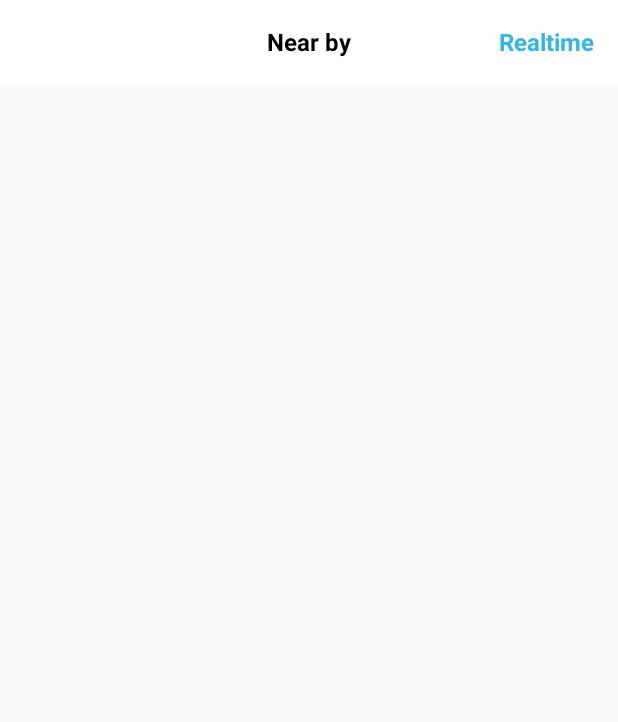
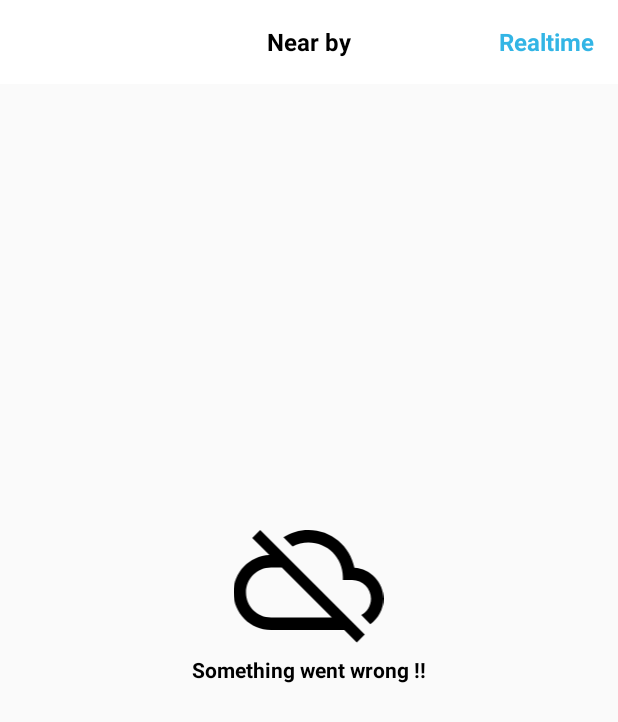
Before and after one commit to abdulmuttaleb/Foursquared-Nearby-Places, an Android app: the screen it shows after launch (MainActivity), on a phone screen of 412 x 824 dp. Shown: the top 722 px of the screen. Run offline under Robolectric (Android 15) with nearby library versions, the phone set to English and light mode, and no system bars; our stand-ins replace RxJava.

Commit message:
- offline view - no data view - observing connection to show and hide views

```diff
--- a/app/src/main/java/com/cognitev/task/view/activity/MainActivity.kt
+++ b/app/src/main/java/com/cognitev/task/view/activity/MainActivity.kt
@@ -4,6 +4,7 @@ import android.content.Context
 import android.content.SharedPreferences
 import android.os.Bundle
 import android.util.Log
+import android.view.View
 import android.widget.TextView
 import androidx.lifecycle.LiveData
 import androidx.lifecycle.MutableLiveData
@@ -16,6 +17,8 @@ class MainActivity : BaseActivity(){
 
     lateinit var typeSwitchTextView: TextView
     lateinit var placesRecyclerView: RecyclerView
+    lateinit var emptyDataView:View
+    lateinit var noConnectionView:View
 
     lateinit var sharedPreferences:SharedPreferences
 
@@ -25,10 +28,10 @@ class MainActivity : BaseActivity(){
         super.onCreate(savedInstanceState)
         setContentView(R.layout.activity_main)
 
-        activityUiInit()
+        activityInit()
     }
 
-    fun activityUiInit(){
+    fun activityInit(){
         sharedPreferences = getSharedPreferences(Constants.PREF_NAME, Context.MODE_PRIVATE)
 
         operationalMode.postValue(sharedPreferences.getString(Constants.PREF_MODE_KEY, Constants.MODE_REALTIME))
@@ -45,8 +48,12 @@ class MainActivity : BaseActivity(){
                 }
             }
         })
+
+        // init ui vars
         typeSwitchTextView = findViewById(R.id.tv_type_switch)
         placesRecyclerView = findViewById(R.id.rv_places)
+        emptyDataView = findViewById(R.id.cl_empty)
+        noConnectionView = findViewById(R.id.cl_no_connection)
 
         //init click functionality
         typeSwitchTextView.setOnClickListener {
@@ -56,6 +63,17 @@ class MainActivity : BaseActivity(){
         //init connectivity observer
         isOnline.observe(this, Observer {
             Log.e(TAG, "connection: $it")
+            when(it){
+                true ->{
+                    noConnectionView.visibility = View.GONE
+                    placesRecyclerView.visibility = View.VISIBLE
+                }
+
+                false ->{
+                    noConnectionView.visibility = View.VISIBLE
+                    placesRecyclerView.visibility = View.GONE
+                }
+            }
         })
     }
 
--- /dev/null
+++ b/app/src/main/res/drawable/ic_no_data.xml
@@ -0,0 +1,9 @@
+<vector xmlns:android="http://schemas.android.com/apk/res/android"
+        android:width="24dp"
+        android:height="24dp"
+        android:viewportWidth="24.0"
+        android:viewportHeight="24.0">
+    <path
+        android:fillColor="#FF000000"
+        android:pathData="M11,15h2v2h-2zM11,7h2v6h-2zM11.99,2C6.47,2 2,6.48 2,12s4.47,10 9.99,10C17.52,22 22,17.52 22,12S17.52,2 11.99,2zM12,20c-4.42,0 -8,-3.58 -8,-8s3.58,-8 8,-8 8,3.58 8,8 -3.58,8 -8,8z"/>
+</vector>
--- /dev/null
+++ b/app/src/main/res/drawable/ic_offline.xml
@@ -0,0 +1,9 @@
+<vector xmlns:android="http://schemas.android.com/apk/res/android"
+        android:width="24dp"
+        android:height="24dp"
+        android:viewportWidth="24.0"
+        android:viewportHeight="24.0">
+    <path
+        android:fillColor="#FF000000"
+        android:pathData="M19.35,10.04C18.67,6.59 15.64,4 12,4c-1.48,0 -2.85,0.43 -4.01,1.17l1.46,1.46C10.21,6.23 11.08,6 12,6c3.04,0 5.5,2.46 5.5,5.5v0.5H19c1.66,0 3,1.34 3,3 0,1.13 -0.64,2.11 -1.56,2.62l1.45,1.45C23.16,18.16 24,16.68 24,15c0,-2.64 -2.05,-4.78 -4.65,-4.96zM3,5.27l2.75,2.74C2.56,8.15 0,10.77 0,14c0,3.31 2.69,6 6,6h11.73l2,2L21,20.73 4.27,4 3,5.27zM7.73,10l8,8H6c-2.21,0 -4,-1.79 -4,-4s1.79,-4 4,-4h1.73z"/>
+</vector>
--- a/app/src/main/res/layout/activity_main.xml
+++ b/app/src/main/res/layout/activity_main.xml
@@ -34,6 +34,81 @@
             />
     </androidx.appcompat.widget.Toolbar>
 
+    <androidx.constraintlayout.widget.ConstraintLayout
+        android:id="@+id/cl_empty"
+        android:layout_width="match_parent"
+        android:layout_height="0dp"
+        android:visibility="gone"
+        app:layout_constraintStart_toStartOf="parent"
+        app:layout_constraintEnd_toEndOf="parent"
+        app:layout_constraintBottom_toBottomOf="parent"
+        app:layout_constraintTop_toBottomOf="@id/toolbar">
+
+        <ImageView
+            android:id="@+id/iv_no_data"
+            android:layout_width="150dp"
+            android:layout_height="100dp"
+            android:src="@drawable/ic_no_data"
+            app:layout_constraintBottom_toBottomOf="parent"
+            app:layout_constraintEnd_toEndOf="parent"
+            app:layout_constraintHorizontal_bias="0.498"
+            app:layout_constraintStart_toStartOf="parent"
+            app:layout_constraintTop_toTopOf="parent"
+            app:layout_constraintVertical_bias="0.42" />
+
+        <TextView
+            android:layout_width="wrap_content"
+            android:layout_height="wrap_content"
+            app:layout_constraintStart_toStartOf="@id/iv_no_data"
+            app:layout_constraintEnd_toEndOf="@id/iv_no_data"
+            app:layout_constraintTop_toBottomOf="@id/iv_no_data"
+            android:text="No data found !!"
+            android:textColor="@android:color/black"
+            android:textStyle="bold"
+
+            />
+
+    </androidx.constraintlayout.widget.ConstraintLayout>
+
+
+
+    <androidx.constraintlayout.widget.ConstraintLayout
+        android:id="@+id/cl_no_connection"
+        android:layout_width="match_parent"
+        android:layout_height="0dp"
+        android:visibility="gone"
+        app:layout_constraintStart_toStartOf="parent"
+        app:layout_constraintEnd_toEndOf="parent"
+        app:layout_constraintBottom_toBottomOf="parent"
+        app:layout_constraintTop_toBottomOf="@id/toolbar">
+
+        <ImageView
+            android:id="@+id/iv_no_connection"
+            android:layout_width="150dp"
+            android:layout_height="100dp"
+            android:src="@drawable/ic_offline"
+            app:layout_constraintBottom_toBottomOf="parent"
+            app:layout_constraintEnd_toEndOf="parent"
+            app:layout_constraintHorizontal_bias="0.498"
+            app:layout_constraintStart_toStartOf="parent"
+            app:layout_constraintTop_toTopOf="parent"
+            app:layout_constraintVertical_bias="0.42" />
+
+        <TextView
+            android:layout_width="wrap_content"
+            android:layout_height="wrap_content"
+            app:layout_constraintStart_toStartOf="@id/iv_no_connection"
+            app:layout_constraintEnd_toEndOf="@id/iv_no_connection"
+            app:layout_constraintTop_toBottomOf="@id/iv_no_connection"
+            android:text="Something went wrong !!"
+            android:textColor="@android:color/black"
+            android:textStyle="bold"
+
+            />
+
+    </androidx.constraintlayout.widget.ConstraintLayout>
+
+
     <androidx.recyclerview.widget.RecyclerView
         android:id="@+id/rv_places"
         android:layout_width="match_parent"
```
